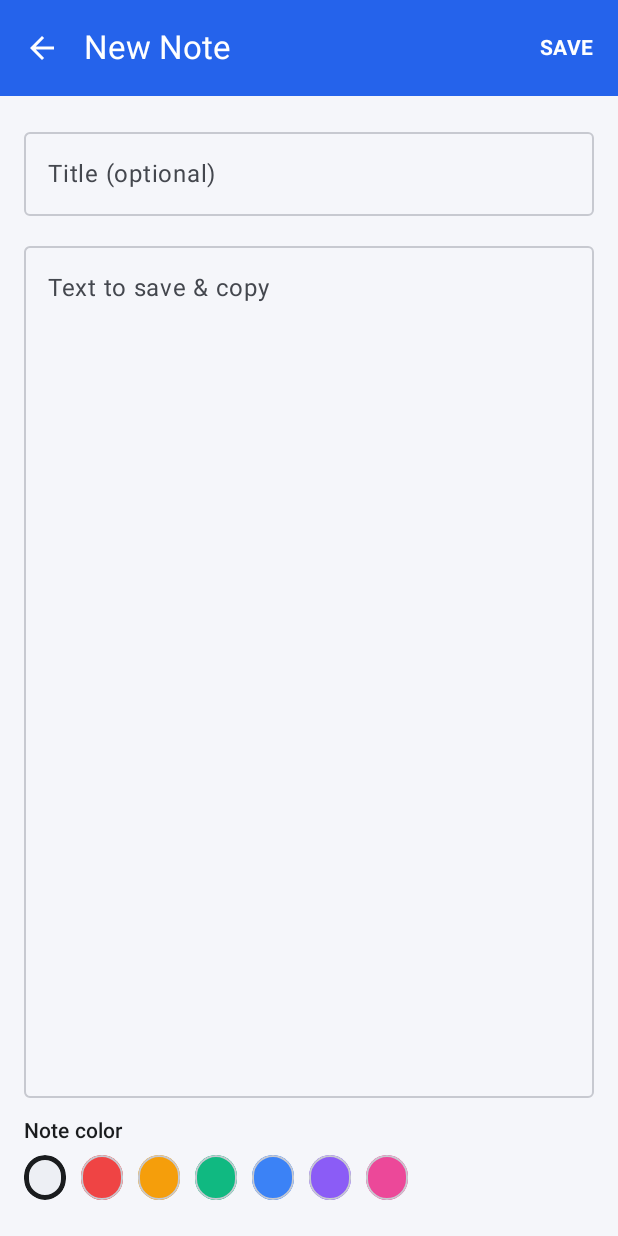
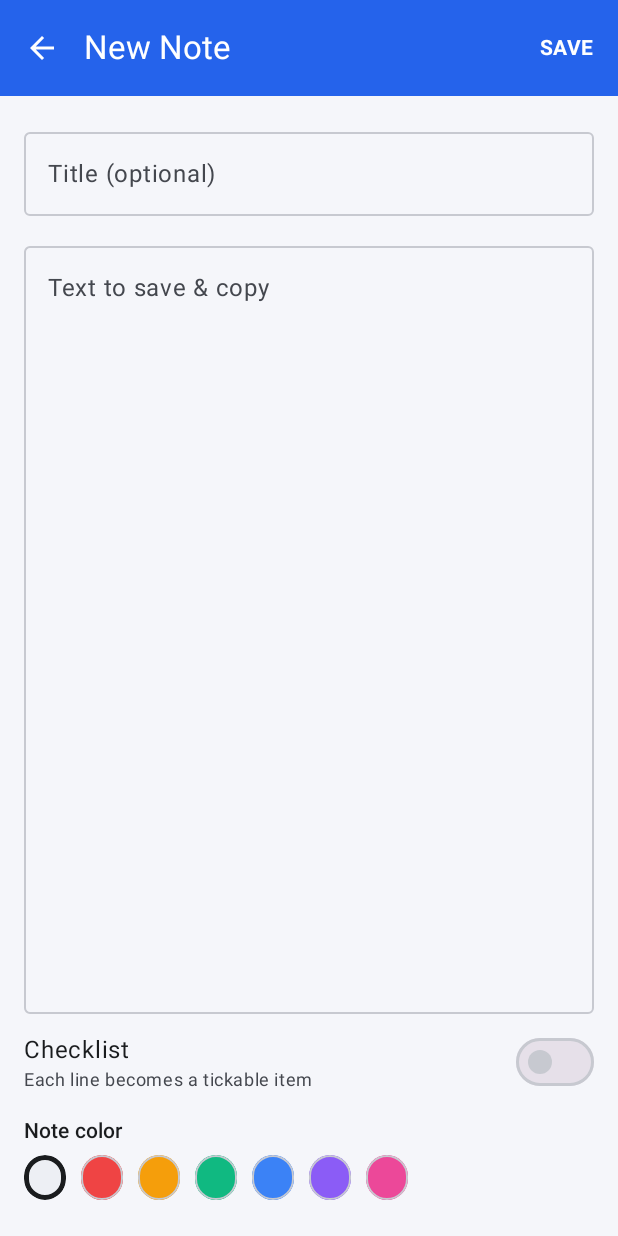
Before and after one commit to yasirarafat85/educenter, an Android app built with Jetpack Compose: the screen it shows after launch (MainActivity), after a tap on "New note", on a phone screen of 412 x 824 dp. Run offline under Robolectric (Android 15) with nearby library versions, the phone set to English and light mode, and no system bars; our stand-ins replace Room's generated code.

Commit message:
Clip Notes: checklist notes (tickable items on cards + editor toggle)
- New 'Checklist' toggle in the editor; each line becomes an item
- Cards render checklist items with tickable checkboxes (strike-through when done)
- Copy/share of a checklist uses the plain text; checklist flag in backup

Co-Authored-By: Claude Opus 4.8 <noreply@anthropic.com>

```diff
--- a/android-apps/clipnotes/app/src/main/java/com/yasirarafat/clipnotes/ui/ClipApp.kt
+++ b/android-apps/clipnotes/app/src/main/java/com/yasirarafat/clipnotes/ui/ClipApp.kt
@@ -60,6 +60,8 @@ import androidx.compose.ui.graphics.Color
 import androidx.compose.ui.platform.LocalContext
 import androidx.compose.ui.text.font.FontWeight
 import androidx.compose.ui.unit.dp
+import com.yasirarafat.clipnotes.data.Checklist
+import com.yasirarafat.clipnotes.data.Note
 import com.yasirarafat.clipnotes.ui.screens.CategoriesScreen
 import com.yasirarafat.clipnotes.ui.screens.EditNoteScreen
 import com.yasirarafat.clipnotes.ui.screens.NotesList
@@ -234,12 +236,13 @@ fun ClipApp(vm: NotesViewModel) {
                             query = query,
                             sortMode = vm.sortMode,
                             emptyText = "No notes yet. Tap the + button to save your first text.",
-                            onCopy = { copyToClipboard(context, it.content.ifBlank { it.title }); vm.onCopied(it) },
+                            onCopy = { copyToClipboard(context, noteCopyText(it)); vm.onCopied(it) },
                             onEdit = { editingId = it.id },
                             onToggleFavorite = { vm.toggleFavorite(it) },
                             onTogglePin = { vm.togglePin(it) },
-                            onShare = { shareText(context, it.content.ifBlank { it.title }) },
-                            onTrash = { vm.moveToTrash(it) }
+                            onShare = { shareText(context, noteCopyText(it)) },
+                            onTrash = { vm.moveToTrash(it) },
+                            onToggleChecklistItem = { note, idx -> vm.toggleChecklistItem(note, idx) }
                         )
                     }
                     Screen.Favorites -> NotesList(
@@ -248,12 +251,13 @@ fun ClipApp(vm: NotesViewModel) {
                         query = query,
                         sortMode = vm.sortMode,
                         emptyText = "No favorites yet. Tap the star on any note to add it here.",
-                        onCopy = { copyToClipboard(context, it.content.ifBlank { it.title }); vm.onCopied(it) },
+                        onCopy = { copyToClipboard(context, noteCopyText(it)); vm.onCopied(it) },
                         onEdit = { editingId = it.id },
                         onToggleFavorite = { vm.toggleFavorite(it) },
                         onTogglePin = { vm.togglePin(it) },
-                        onShare = { shareText(context, it.content.ifBlank { it.title }) },
-                        onTrash = { vm.moveToTrash(it) }
+                        onShare = { shareText(context, noteCopyText(it)) },
+                        onTrash = { vm.moveToTrash(it) },
+                        onToggleChecklistItem = { note, idx -> vm.toggleChecklistItem(note, idx) }
                     )
                     Screen.Categories -> CategoriesScreen(
                         categories = categories,
@@ -324,6 +328,9 @@ private fun DrawerRow(
     )
 }
 
+private fun noteCopyText(note: Note): String =
+    if (note.isChecklist) Checklist.plainText(note.content) else note.content.ifBlank { note.title }
+
 private fun copyToClipboard(context: Context, text: String) {
     if (text.isBlank()) return
     val cm = context.getSystemService(Context.CLIPBOARD_SERVICE) as ClipboardManager
--- a/android-apps/clipnotes/app/src/main/java/com/yasirarafat/clipnotes/ui/screens/EditNoteScreen.kt
+++ b/android-apps/clipnotes/app/src/main/java/com/yasirarafat/clipnotes/ui/screens/EditNoteScreen.kt
@@ -24,6 +24,7 @@ import androidx.compose.material3.IconButton
 import androidx.compose.material3.MaterialTheme
 import androidx.compose.material3.OutlinedTextField
 import androidx.compose.material3.Scaffold
+import androidx.compose.material3.Switch
 import androidx.compose.material3.Text
 import androidx.compose.material3.TextButton
 import androidx.compose.material3.TopAppBar
@@ -34,6 +35,7 @@ import androidx.compose.runtime.getValue
 import androidx.compose.runtime.mutableStateOf
 import androidx.compose.runtime.remember
 import androidx.compose.runtime.setValue
+import androidx.compose.ui.Alignment
 import androidx.compose.ui.Modifier
 import androidx.compose.ui.draw.clip
 import androidx.compose.ui.graphics.Color
@@ -56,6 +58,7 @@ fun EditNoteScreen(
     var content by remember { mutableStateOf(if (noteId == 0L) (initialContent ?: "") else "") }
     var categoryId by remember { mutableStateOf<Long?>(null) }
     var colorIndex by remember { mutableStateOf(0) }
+    var isChecklist by remember { mutableStateOf(false) }
 
     LaunchedEffect(noteId) {
         if (noteId != 0L) {
@@ -65,6 +68,7 @@ fun EditNoteScreen(
                 content = note.content
                 categoryId = note.categoryId
                 colorIndex = note.color
+                isChecklist = note.isChecklist
             }
         }
     }
@@ -81,7 +85,7 @@ fun EditNoteScreen(
                 actions = {
                     TextButton(
                         onClick = {
-                            vm.saveNote(noteId, title.trim(), content.trim(), categoryId, colorIndex)
+                            vm.saveNote(noteId, title.trim(), content.trim(), categoryId, colorIndex, isChecklist)
                             onDone()
                         },
                         enabled = title.isNotBlank() || content.isNotBlank()
@@ -115,11 +119,23 @@ fun EditNoteScreen(
             OutlinedTextField(
                 value = content,
                 onValueChange = { content = it },
-                label = { Text("Text to save & copy") },
+                label = { Text(if (isChecklist) "One item per line" else "Text to save & copy") },
                 modifier = Modifier
                     .fillMaxWidth()
                     .weight(1f)
             )
+            Spacer(Modifier.size(8.dp))
+            Row(verticalAlignment = Alignment.CenterVertically) {
+                Column(modifier = Modifier.weight(1f)) {
+                    Text("Checklist", style = MaterialTheme.typography.bodyLarge)
+                    Text(
+                        "Each line becomes a tickable item",
+                        style = MaterialTheme.typography.bodySmall,
+                        color = MaterialTheme.colorScheme.onSurfaceVariant
+                    )
+                }
+                Switch(checked = isChecklist, onCheckedChange = { isChecklist = it })
+            }
             if (categories.isNotEmpty()) {
                 Spacer(Modifier.size(12.dp))
                 Text("Category", style = androidx.compose.material3.MaterialTheme.typography.labelLarge)
```
Also changed, not shown: android-apps/clipnotes/app/src/main/java/com/yasirarafat/clipnotes/data/Checklist.kt (added, +40 -0 lines), android-apps/clipnotes/app/src/main/java/com/yasirarafat/clipnotes/ui/NotesViewModel.kt (+18 -3 lines), android-apps/clipnotes/app/src/main/java/com/yasirarafat/clipnotes/ui/screens/NotesScreen.kt (+41 -3 lines).
